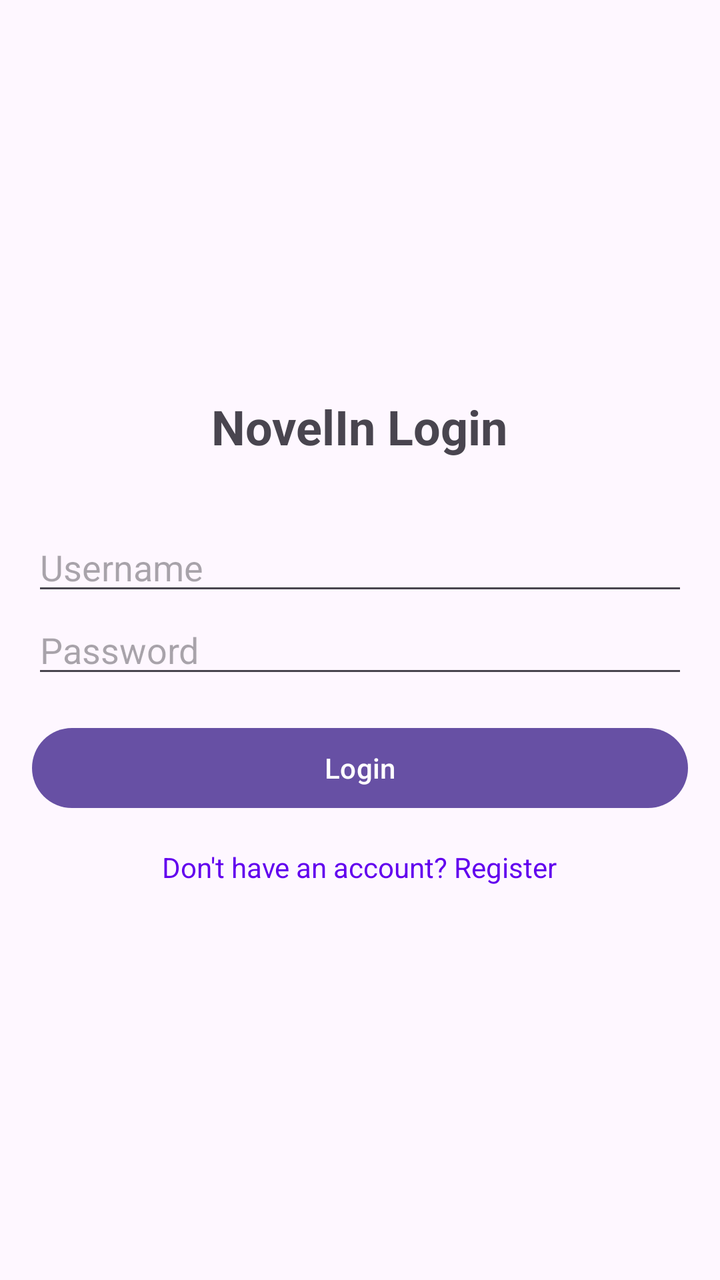
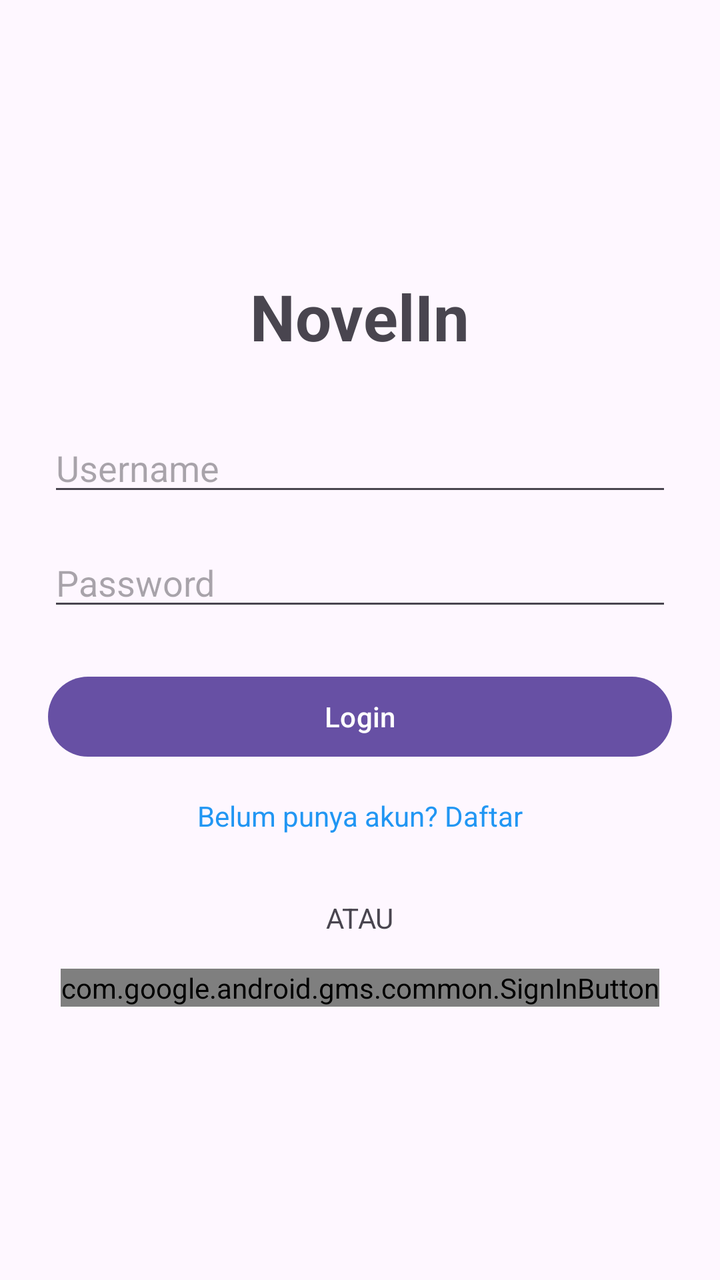

Screens rendered from an Android XML layout before and after an edit, with the pre-edit source and the edit as a unified diff.
<!-- AndroidManifest.xml: application theme Theme.NovelIn -->
<!-- res/layout/activity_login.xml -->
<?xml version="1.0" encoding="utf-8"?>
<LinearLayout xmlns:android="http://schemas.android.com/apk/res/android"
    android:layout_width="match_parent"
    android:layout_height="match_parent"
    android:orientation="vertical"
    android:padding="16dp"
    android:gravity="center">

    <TextView
        android:layout_width="wrap_content"
        android:layout_height="wrap_content"
        android:text="NovelIn Login"
        android:textSize="24sp"
        android:textStyle="bold"
        android:layout_marginBottom="32dp"/>

    <EditText
        android:id="@+id/etUsername"
        android:layout_width="match_parent"
        android:layout_height="wrap_content"
        android:hint="Username" />

    <EditText
        android:id="@+id/etPassword"
        android:layout_width="match_parent"
        android:layout_height="wrap_content"
        android:hint="Password"
        android:inputType="textPassword" />

    <Button
        android:id="@+id/btnLogin"
        android:layout_width="match_parent"
        android:layout_height="wrap_content"
        android:text="Login"
        android:layout_marginTop="16dp"/>

    <TextView
        android:id="@+id/tvRegister"
        android:layout_width="wrap_content"
        android:layout_height="wrap_content"
        android:text="Don't have an account? Register"
        android:layout_marginTop="16dp"
        android:textColor="@color/design_default_color_primary"/>

</LinearLayout>
<!-- resources referenced by this layout -->
<resources>
  <style name="Theme.NovelIn" parent="Base.Theme.NovelIn" />
  <style name="Base.Theme.NovelIn" parent="Theme.Material3.DayNight.NoActionBar">
          
          
      </style>
</resources>

<!-- the commit's change to res/layout/activity_login.xml (unified diff, before → after) -->
@@ -3,43 +3,61 @@
     android:layout_width="match_parent"
     android:layout_height="match_parent"
     android:orientation="vertical"
-    android:padding="16dp"
-    android:gravity="center">
+    android:gravity="center"
+    android:padding="24dp">
 
     <TextView
         android:layout_width="wrap_content"
         android:layout_height="wrap_content"
-        android:text="NovelIn Login"
-        android:textSize="24sp"
+        android:text="NovelIn"
+        android:textSize="32sp"
         android:textStyle="bold"
         android:layout_marginBottom="32dp"/>
 
+    
     <EditText
         android:id="@+id/etUsername"
         android:layout_width="match_parent"
         android:layout_height="wrap_content"
-        android:hint="Username" />
+        android:hint="Username"
+        android:inputType="textPersonName"
+        android:layout_marginBottom="16dp"/>
 
     <EditText
         android:id="@+id/etPassword"
         android:layout_width="match_parent"
         android:layout_height="wrap_content"
         android:hint="Password"
-        android:inputType="textPassword" />
+        android:inputType="textPassword"
+        android:layout_marginBottom="24dp"/>
 
     <Button
         android:id="@+id/btnLogin"
         android:layout_width="match_parent"
         android:layout_height="wrap_content"
         android:text="Login"
-        android:layout_marginTop="16dp"/>
+        android:layout_marginBottom="16dp"/>
 
     <TextView
         android:id="@+id/tvRegister"
         android:layout_width="wrap_content"
         android:layout_height="wrap_content"
-        android:text="Don't have an account? Register"
-        android:layout_marginTop="16dp"
-        android:textColor="@color/design_default_color_primary"/>
+        android:text="Belum punya akun? Daftar"
+        android:textColor="#2196F3"
+        android:layout_marginBottom="32dp"/>
+
+    
+    <TextView
+        android:layout_width="wrap_content"
+        android:layout_height="wrap_content"
+        android:text="ATAU"
+        android:layout_marginBottom="16dp"/>
+
+    
+    <com.google.android.gms.common.SignInButton
+        android:id="@+id/btnGoogleSignIn"
+        android:layout_width="wrap_content"
+        android:layout_height="wrap_content"
+        android:layout_gravity="center"/>
 
 </LinearLayout>
